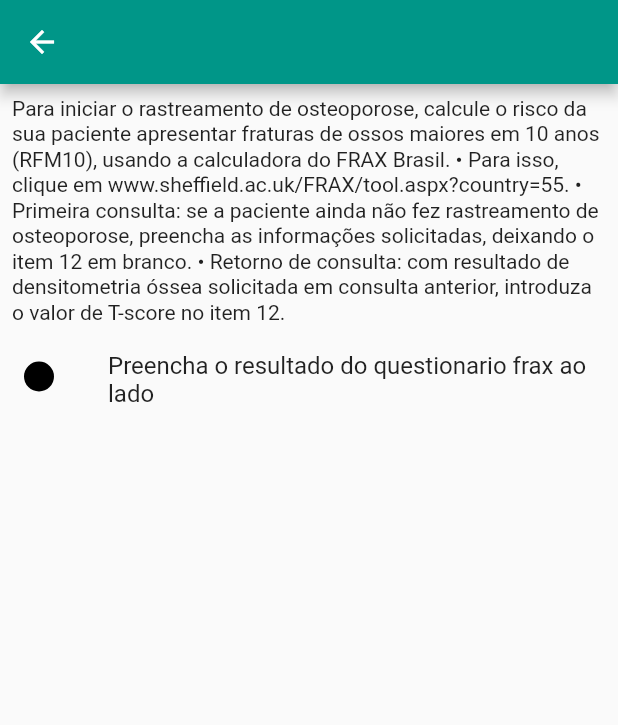
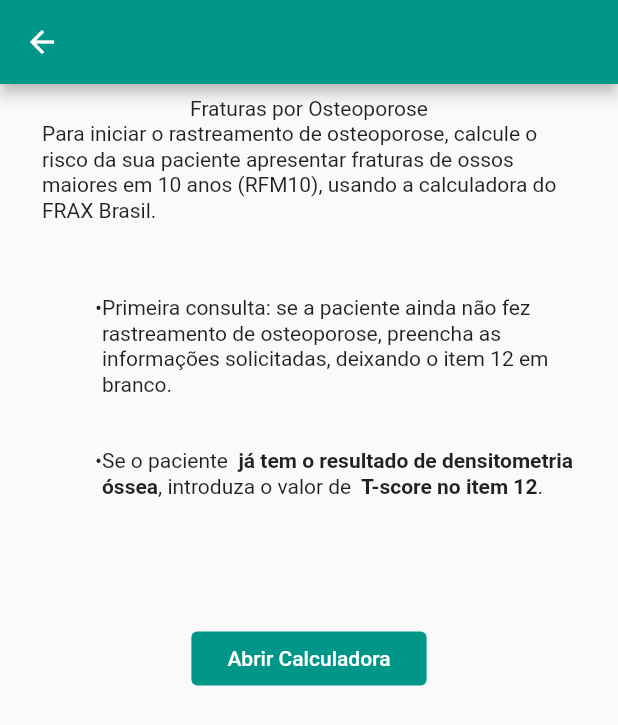
Before and after one commit to med-checkapp/app, a Flutter app: the Informative screen opened directly, on a phone screen of 412 x 824 dp. Shown: the top 725 px of the screen. Run offline on Flutter 3.47's test engine with Material 2 defaults, Android fonts, the phone set to English and light mode, and no system bars; drawn by our look-alikes of flutter_html; our stand-ins replace webview_flutter.

Commit message:
Implementa novo fluxo

```diff
--- a/lib/constants.dart
+++ b/lib/constants.dart
@@ -1,32 +1,32 @@
 import 'package:flutter/material.dart';
 import 'package:flutter/cupertino.dart';
 
+const double LI = 6.4;
+
 const String homeRoute = '/';
+const String moreInfoRoute = '/more-info';
+const String resultsRoute = '/results';
 const String informativeRoute = '/informative';
 const String actionsListRoute = '/actions-list';
 const String diseasesSelection = '/diseases-selection';
 const String wikiRoute = '/wiki';
 // const String serverUrl = 'ratel.ime.usp.br:3001';
-<<<<<<< HEAD
 // const String serverUrl = 'localhost:3000';
 const String serverUrl = '10.0.2.2:3000';
 const String texto_informativo_osteo = """
+<center> Fraturas por Osteoporose </center>
+<br><br><br><br>
 
 Para iniciar o rastreamento de osteoporose, calcule o risco da sua paciente apresentar
-fraturas de ossos maiores em 10 anos (RFM10), usando a calculadora do FRAX Brasil.
+fraturas de ossos maiores em 10 anos (RFM10), usando a calculadora do FRAX Brasil.</br></br>
+<ul>
 
-• Para isso, clique em www.sheffield.ac.uk/FRAX/tool.aspx?country=55.
+<li> Primeira consulta: se a paciente ainda não fez rastreamento de osteoporose,
+preencha as informações solicitadas, deixando o item 12 em branco. <br><br>
+</li>
 
-• Primeira consulta: se a paciente ainda não fez rastreamento de osteoporose,
-preencha as informações solicitadas, deixando o item 12 em branco.
-
-• Retorno de consulta: com resultado de densitometria óssea solicitada em consulta
-anterior, introduza o valor de T-score no item 12.
+<li>Se o paciente <strong> já tem o resultado de densitometria óssea</strong>, introduza o valor de <strong> T-score no item 12</strong>. <br><br><br><br></li>
 """;
-=======
-const String serverUrl = '192.168.15.181:3000';
-// const String serverUrl = '10.0.2.2:3000';
->>>>>>> 54f31b98fbaa9e1e2ce7c4e567b43e8d6bb8246d
 
 Widget makeTestable(Widget widget) {
   return MediaQuery(
--- a/lib/pages/informative.dart
+++ b/lib/pages/informative.dart
@@ -1,15 +1,26 @@
+import 'package:check_app/pages/wiki_web_view.dart';
 import 'package:flutter/cupertino.dart';
 import 'package:flutter/material.dart';
 import 'package:flutter_html/flutter_html.dart';
 
 import '../constants.dart';
 
-class Informative extends StatelessWidget {
+class Informative extends StatefulWidget {
+  @override
+  _InformativeState createState() => _InformativeState();
+}
+
+class _InformativeState extends State<Informative> {
+  bool showPercentage = false;
+
   @override
   Widget build(BuildContext context) {
+    print("\nvalor dessa porra: $showPercentage\n");
     return Scaffold(
       appBar: AppBar(),
-      body: Column(
+      body: SingleChildScrollView(
+        padding: EdgeInsets.symmetric(horizontal: 20),
+        child: Column(
           children: <Widget>[
             Html(
               padding: EdgeInsets.all(20.0),
@@ -18,18 +29,38 @@ class Informative extends StatelessWidget {
                 //_launchLink(url, context);
               },
             ),
-          ListTile(
-            leading: Container(
-              height: 20.0,
-              width: 20.0,
-              decoration: BoxDecoration(
-                color: Colors.black,
-                shape: BoxShape.circle,
+            FlatButton(
+                color: Colors.teal[500],
+                onPressed: () {
+                  Navigator.push(
+                    context,
+                    MaterialPageRoute(
+                      builder: (context) => WikiWebView(
+                          "http://www.sheffield.ac.uk/FRAX/tool.aspx?country=55"),
+                    ),
+                  ).then((_) => {
+                        this.setState(() {
+                          showPercentage = true;
+                        })
+                      });
+                },
+                child: Text("Abrir Calculadora")),
+            if (showPercentage)
+              TextField(
+                onSubmitted: (rmf10) {
+                  Navigator.pushNamed(
+                    context,
+                    moreInfoRoute,
+                    arguments: {'rmf10': rmf10},
+                  );
+                },
+                decoration: InputDecoration(
+                  border: InputBorder.none,
+                  hintText: "Insira a porcentagem calculada",
                 ),
               ),
-            title: Text("Preencha o resultado do questionario frax ao lado"),
+          ],
         ),
-        ],
       ),
     );
   }
```
Also changed, not shown: lib/pages/more_info.dart (added, +113 -0 lines), lib/pages/profiling.dart (+0 -10 lines), lib/pages/results.dart (added, +124 -0 lines), lib/pages/wiki_web_view.dart (+9 -42 lines), lib/router.dart (+7 -3 lines), pubspec.lock, 1 other file. Lines whose indentation alone changed are shown as unchanged.
